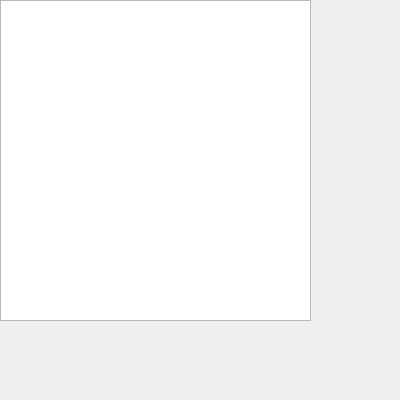
Before: the Qt Designer form mainwindow.ui in SamMaroun/Jeu_de_Dames, drawn with Qt 5.
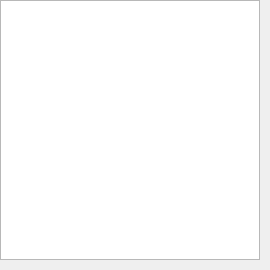
After: the same form once the commit is applied.

Patch:
```diff
--- a/mainwindow.ui
+++ b/mainwindow.ui
@@ -9,8 +9,8 @@
    <rect>
     <x>0</x>
     <y>0</y>
-    <width>400</width>
-    <height>400</height>
+    <width>270</width>
+    <height>270</height>
    </rect>
   </property>
   <property name="windowTitle">
@@ -22,11 +22,22 @@
      <rect>
       <x>0</x>
       <y>0</y>
-      <width>311</width>
-      <height>321</height>
+      <width>260</width>
+      <height>260</height>
      </rect>
     </property>
    </widget>
+   <widget class="QWidget" name="gridLayoutWidget">
+    <property name="geometry">
+     <rect>
+      <x>0</x>
+      <y>0</y>
+      <width>261</width>
+      <height>261</height>
+     </rect>
+    </property>
+    <layout class="QGridLayout" name="gridLayout"/>
+   </widget>
   </widget>
  </widget>
  <resources/>
```
